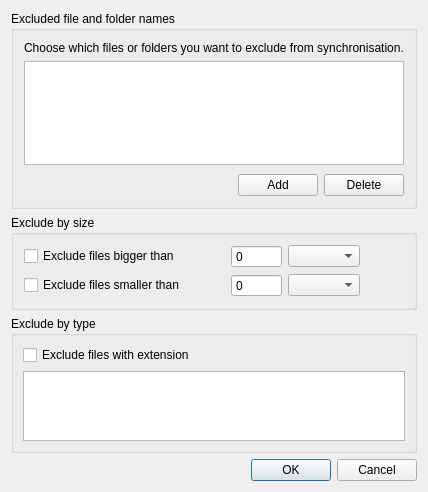
meganz/MEGAsync, file src/MEGASync/syncs/gui/Twoways/win/IgnoresEditingDialog.ui: the form before one commit.
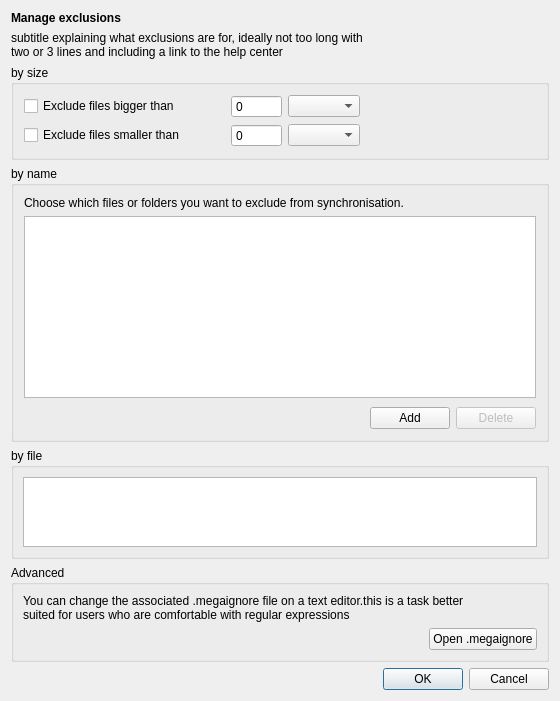
The form after the commit.

Commit message: FM-1328. Improve exclusions UI

The edit to the form file:
```diff
--- a/src/MEGASync/syncs/gui/Twoways/win/IgnoresEditingDialog.ui
+++ b/src/MEGASync/syncs/gui/Twoways/win/IgnoresEditingDialog.ui
@@ -6,14 +6,159 @@
    <rect>
     <x>0</x>
     <y>0</y>
-    <width>393</width>
-    <height>457</height>
+    <width>560</width>
+    <height>701</height>
    </rect>
   </property>
   <property name="windowTitle">
    <string>Edit exclusions</string>
   </property>
   <layout class="QVBoxLayout" name="verticalLayout">
+   <item>
+    <widget class="QLabel" name="label_2">
+     <property name="font">
+      <font>
+       <bold>true</bold>
+      </font>
+     </property>
+     <property name="text">
+      <string>Manage exclusions</string>
+     </property>
+    </widget>
+   </item>
+   <item>
+    <widget class="QLabel" name="label">
+     <property name="text">
+      <string>subtitle explaining what exclusions are for, ideally not too long with 
+two or 3 lines and including a link to the help center </string>
+     </property>
+    </widget>
+   </item>
+   <item>
+    <widget class="QGroupBox" name="gExcludeBySize">
+     <property name="title">
+      <string>by size</string>
+     </property>
+     <layout class="QGridLayout" name="gridLayout">
+      <property name="leftMargin">
+       <number>10</number>
+      </property>
+      <property name="topMargin">
+       <number>10</number>
+      </property>
+      <property name="rightMargin">
+       <number>10</number>
+      </property>
+      <property name="bottomMargin">
+       <number>10</number>
+      </property>
+      <item row="1" column="0">
+       <widget class="QCheckBox" name="cExcludeLowerThan">
+        <property name="text">
+         <string>Exclude files smaller than</string>
+        </property>
+       </widget>
+      </item>
+      <item row="1" column="1">
+       <spacer name="horizontalSpacer_24">
+        <property name="orientation">
+         <enum>Qt::Horizontal</enum>
+        </property>
+        <property name="sizeType">
+         <enum>QSizePolicy::Fixed</enum>
+        </property>
+        <property name="sizeHint" stdset="0">
+         <size>
+          <width>40</width>
+          <height>0</height>
+         </size>
+        </property>
+       </spacer>
+      </item>
+      <item row="0" column="2">
+       <widget class="QSpinBox" name="eUpperThan">
+        <property name="buttonSymbols">
+         <enum>QAbstractSpinBox::NoButtons</enum>
+        </property>
+        <property name="minimum">
+         <number>0</number>
+        </property>
+        <property name="maximum">
+         <number>999999999</number>
+        </property>
+       </widget>
+      </item>
+      <item row="0" column="4">
+       <spacer name="horizontalSpacer_21">
+        <property name="orientation">
+         <enum>Qt::Horizontal</enum>
+        </property>
+        <property name="sizeHint" stdset="0">
+         <size>
+          <width>40</width>
+          <height>20</height>
+         </size>
+        </property>
+       </spacer>
+      </item>
+      <item row="1" column="2">
+       <widget class="QSpinBox" name="eLowerThan">
+        <property name="buttonSymbols">
+         <enum>QAbstractSpinBox::NoButtons</enum>
+        </property>
+        <property name="minimum">
+         <number>0</number>
+        </property>
+        <property name="maximum">
+         <number>999999999</number>
+        </property>
+       </widget>
+      </item>
+      <item row="1" column="3">
+       <widget class="QComboBox" name="cbExcludeLowerUnit"/>
+      </item>
+      <item row="0" column="1">
+       <spacer name="horizontalSpacer_23">
+        <property name="orientation">
+         <enum>Qt::Horizontal</enum>
+        </property>
+        <property name="sizeType">
+         <enum>QSizePolicy::Fixed</enum>
+        </property>
+        <property name="sizeHint" stdset="0">
+         <size>
+          <width>40</width>
+          <height>0</height>
+         </size>
+        </property>
+       </spacer>
+      </item>
+      <item row="0" column="3">
+       <widget class="QComboBox" name="cbExcludeUpperUnit"/>
+      </item>
+      <item row="0" column="0">
+       <widget class="QCheckBox" name="cExcludeUpperThan">
+        <property name="text">
+         <string>Exclude files bigger than</string>
+        </property>
+       </widget>
+      </item>
+      <item row="1" column="4">
+       <spacer name="horizontalSpacer_22">
+        <property name="orientation">
+         <enum>Qt::Horizontal</enum>
+        </property>
+        <property name="sizeHint" stdset="0">
+         <size>
+          <width>40</width>
+          <height>20</height>
+         </size>
+        </property>
+       </spacer>
+      </item>
+     </layout>
+    </widget>
+   </item>
    <item>
     <widget class="QGroupBox" name="gExcludeByName">
      <property name="sizePolicy">
@@ -23,7 +168,7 @@
       </sizepolicy>
      </property>
      <property name="title">
-      <string>Excluded file and folder names</string>
+      <string>by name</string>
      </property>
      <property name="flat">
       <bool>false</bool>
@@ -50,6 +195,12 @@
       </item>
       <item>
        <widget class="QListWidget" name="lExcludedNames">
+        <property name="sizePolicy">
+         <sizepolicy hsizetype="Preferred" vsizetype="Preferred">
+          <horstretch>0</horstretch>
+          <verstretch>0</verstretch>
+         </sizepolicy>
+        </property>
         <property name="minimumSize">
          <size>
           <width>0</width>
@@ -107,6 +258,9 @@
          </item>
          <item>
           <widget class="QPushButton" name="bDeleteName">
+           <property name="enabled">
+            <bool>false</bool>
+           </property>
            <property name="text">
             <string>Delete</string>
            </property>
@@ -121,146 +275,62 @@
      </layout>
     </widget>
    </item>
-   <item>
-    <widget class="QGroupBox" name="gExcludeBySize">
-     <property name="title">
-      <string>Exclude by size</string>
-     </property>
-     <layout class="QGridLayout" name="gridLayout">
-      <property name="leftMargin">
-       <number>10</number>
-      </property>
-      <property name="topMargin">
-       <number>10</number>
-      </property>
-      <property name="rightMargin">
-       <number>10</number>
-      </property>
-      <property name="bottomMargin">
-       <number>10</number>
-      </property>
-      <item row="1" column="4">
-       <spacer name="horizontalSpacer_22">
-        <property name="orientation">
-         <enum>Qt::Horizontal</enum>
-        </property>
-        <property name="sizeHint" stdset="0">
-         <size>
-          <width>40</width>
-          <height>20</height>
-         </size>
-        </property>
-       </spacer>
-      </item>
-      <item row="0" column="3">
-       <widget class="QComboBox" name="cbExcludeUpperUnit"/>
-      </item>
-      <item row="0" column="4">
-       <spacer name="horizontalSpacer_21">
-        <property name="orientation">
-         <enum>Qt::Horizontal</enum>
-        </property>
-        <property name="sizeHint" stdset="0">
-         <size>
-          <width>40</width>
-          <height>20</height>
-         </size>
-        </property>
-       </spacer>
-      </item>
-      <item row="1" column="2">
-       <widget class="QSpinBox" name="eLowerThan">
-        <property name="buttonSymbols">
-         <enum>QAbstractSpinBox::NoButtons</enum>
-        </property>
-        <property name="minimum">
-         <number>0</number>
-        </property>
-        <property name="maximum">
-         <number>999999999</number>
-        </property>
-       </widget>
-      </item>
-      <item row="1" column="3">
-       <widget class="QComboBox" name="cbExcludeLowerUnit"/>
-      </item>
-      <item row="0" column="0">
-       <widget class="QCheckBox" name="cExcludeUpperThan">
-        <property name="text">
-         <string>Exclude files bigger than</string>
-        </property>
-       </widget>
-      </item>
-      <item row="0" column="2">
-       <widget class="QSpinBox" name="eUpperThan">
-        <property name="buttonSymbols">
-         <enum>QAbstractSpinBox::NoButtons</enum>
-        </property>
-        <property name="minimum">
-         <number>0</number>
-        </property>
-        <property name="maximum">
-         <number>999999999</number>
-        </property>
-       </widget>
-      </item>
-      <item row="1" column="0">
-       <widget class="QCheckBox" name="cExcludeLowerThan">
-        <property name="text">
-         <string>Exclude files smaller than</string>
-        </property>
-       </widget>
-      </item>
-      <item row="0" column="1">
-       <spacer name="horizontalSpacer_23">
-        <property name="orientation">
-         <enum>Qt::Horizontal</enum>
-        </property>
-        <property name="sizeType">
-         <enum>QSizePolicy::Fixed</enum>
-        </property>
-        <property name="sizeHint" stdset="0">
-         <size>
-          <width>40</width>
-          <height>0</height>
-         </size>
-        </property>
-       </spacer>
-      </item>
-      <item row="1" column="1">
-       <spacer name="horizontalSpacer_24">
-        <property name="orientation">
-         <enum>Qt::Horizontal</enum>
-        </property>
-        <property name="sizeType">
-         <enum>QSizePolicy::Fixed</enum>
-        </property>
-        <property name="sizeHint" stdset="0">
-         <size>
-          <width>40</width>
-          <height>0</height>
-         </size>
-        </property>
-       </spacer>
-      </item>
-     </layout>
-    </widget>
-   </item>
    <item>
     <widget class="QGroupBox" name="gExcludeByType">
      <property name="title">
-      <string>Exclude by type</string>
+      <string>by file</string>
      </property>
      <layout class="QVBoxLayout" name="verticalLayout_2">
       <item>
-       <widget class="QCheckBox" name="cExcludeExtenstions">
+       <widget class="QPlainTextEdit" name="tExcludeExtensions">
+        <property name="maximumSize">
+         <size>
+          <width>16777215</width>
+          <height>78</height>
+         </size>
+        </property>
+       </widget>
+      </item>
+     </layout>
+    </widget>
+   </item>
+   <item>
+    <widget class="QGroupBox" name="gExcludeByType_2">
+     <property name="title">
+      <string>Advanced</string>
+     </property>
+     <layout class="QVBoxLayout" name="verticalLayout_3">
+      <item>
+       <widget class="QLabel" name="label_3">
         <property name="text">
-         <string>Exclude files with extension</string>
+         <string>You can change the associated .megaignore file on a text editor.this is a task better
+suited for users who are comfortable with regular expressions</string>
         </property>
        </widget>
       </item>
       <item>
-       <widget class="QPlainTextEdit" name="tExcludeExtensions"/>
+       <layout class="QHBoxLayout" name="horizontalLayout">
+        <item>
+         <spacer name="horizontalSpacer">
+          <property name="orientation">
+           <enum>Qt::Horizontal</enum>
+          </property>
+          <property name="sizeHint" stdset="0">
+           <size>
+            <width>40</width>
+            <height>20</height>
+           </size>
+          </property>
+         </spacer>
+        </item>
+        <item>
+         <widget class="QPushButton" name="bOpenMegaIgnore">
+          <property name="text">
+           <string>Open .megaignore</string>
+          </property>
+         </widget>
+        </item>
+       </layout>
       </item>
      </layout>
     </widget>
```
The commit also changes 14 other files.
